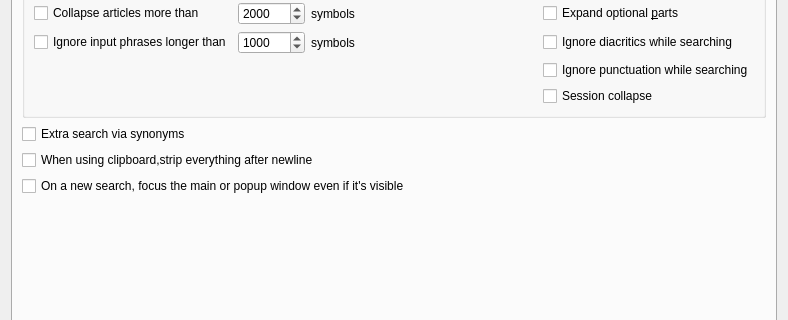
Old version of the form src/ui/preferences.ui in the repository xiaoyifang/goldendict-ng; both pictures show x 0 to 788 and y 282 to 602 of the 788 by 730 pixel window.
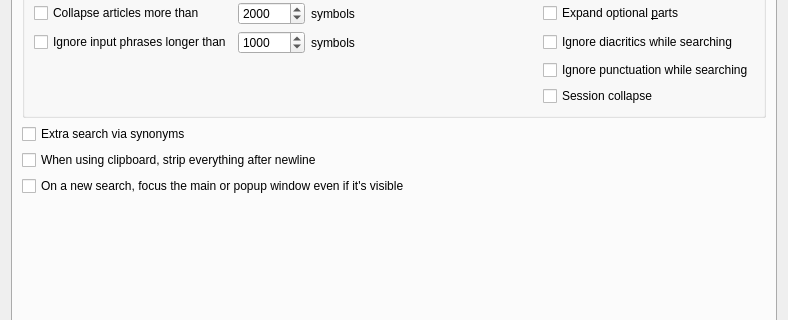
New version of the form. The open tabs and pages were chosen to show the change. Icons and pictures are not drawn. Custom widgets are drawn as their Qt base class.

Commit message: fix: minor change to the label text

What changed in the file:
```diff
--- a/src/ui/preferences.ui
+++ b/src/ui/preferences.ui
@@ -1936,7 +1936,7 @@
        <item>
         <widget class="QCheckBox" name="stripClipboard">
          <property name="text">
-          <string>When using clipboard,strip everything after newline</string>
+          <string>When using clipboard, strip everything after newline</string>
          </property>
         </widget>
        </item>
```
The commit also changes 1 other file.
